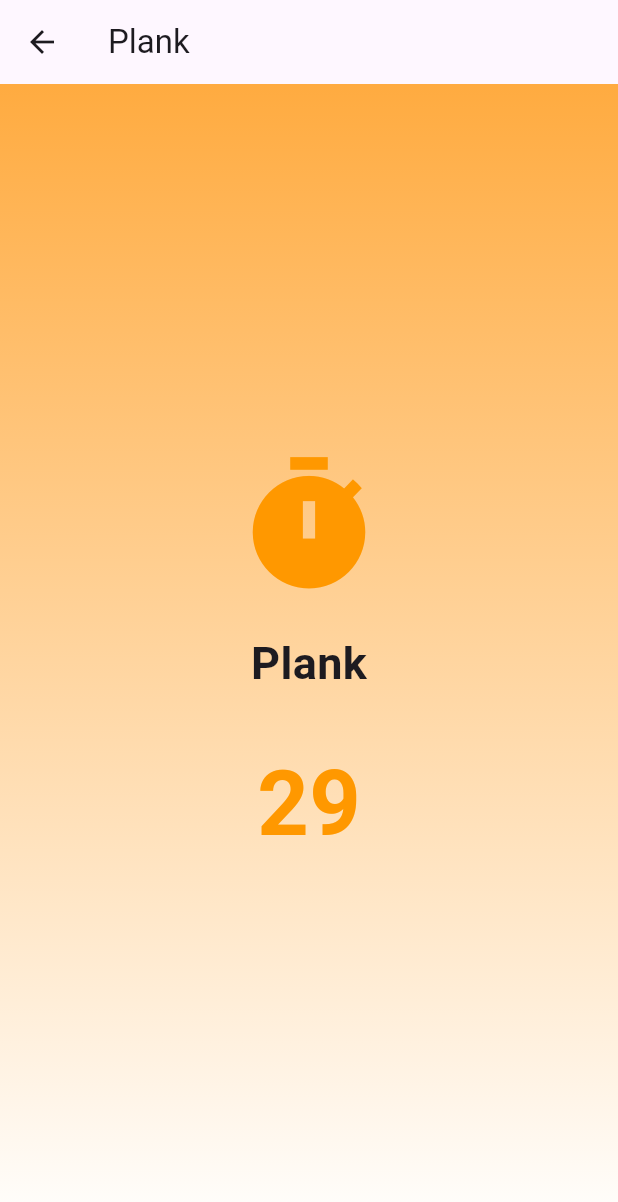
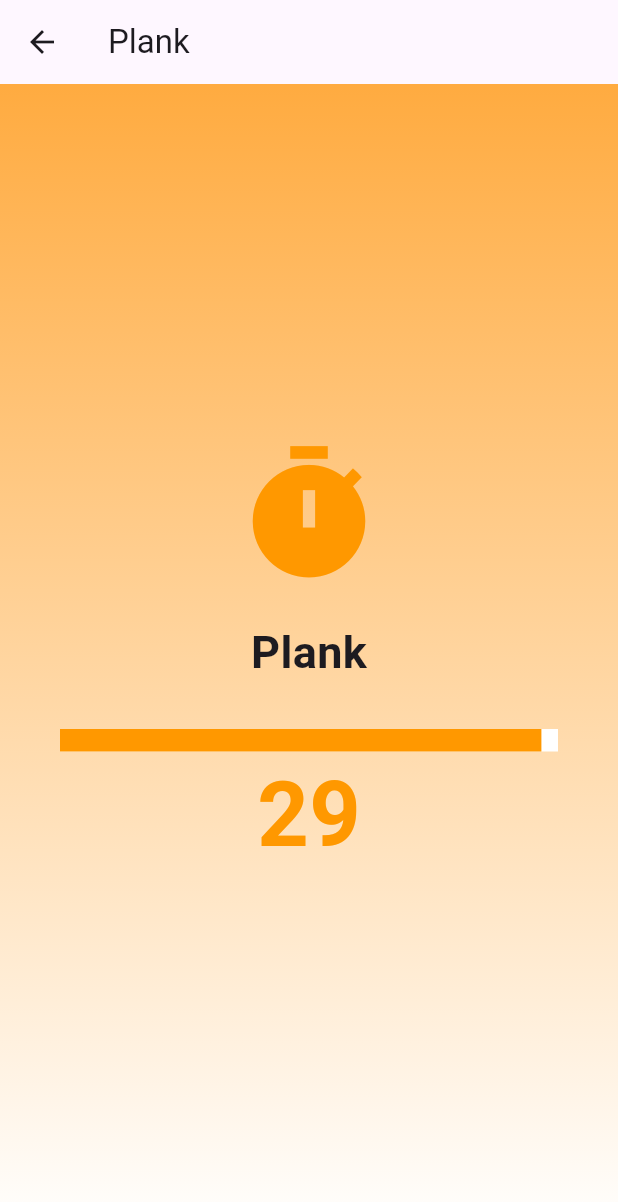
Before and after one commit to kurotulaini17/GiatGym, a Flutter app: the screen it shows after launch, after a tap on "Mulai", on a phone screen of 412 x 824 dp. Shown: the top 1202 px of the screen. Run offline on Flutter 3.47's test engine with Material 3 defaults, Android fonts, the phone set to English and light mode, and no system bars.

Commit message:
tambah progress bar pada timer

```diff
--- a/lib/timer_page.dart
+++ b/lib/timer_page.dart
@@ -14,6 +14,7 @@ class TimerPage extends StatefulWidget {
 
 class _TimerPageState extends State<TimerPage> {
   late int waktu;
+  late int totalWaktu;
   Timer? timer;
 
   @override
@@ -21,6 +22,7 @@ class _TimerPageState extends State<TimerPage> {
     super.initState();
 
     waktu = widget.durasi;
+    totalWaktu = widget.durasi;
 
     timer = Timer.periodic(const Duration(seconds: 1), (t) {
       if (waktu > 0) {
@@ -71,6 +73,17 @@ class _TimerPageState extends State<TimerPage> {
 
             const SizedBox(height: 30),
 
+            Padding(
+              padding: const EdgeInsets.symmetric(horizontal: 40),
+
+              child: LinearProgressIndicator(
+                value: waktu / totalWaktu,
+                minHeight: 15,
+                backgroundColor: Colors.white,
+                valueColor: const AlwaysStoppedAnimation<Color>(Colors.orange),
+              ),
+            ),
+
             Text(
               "$waktu",
               style: const TextStyle(
```
